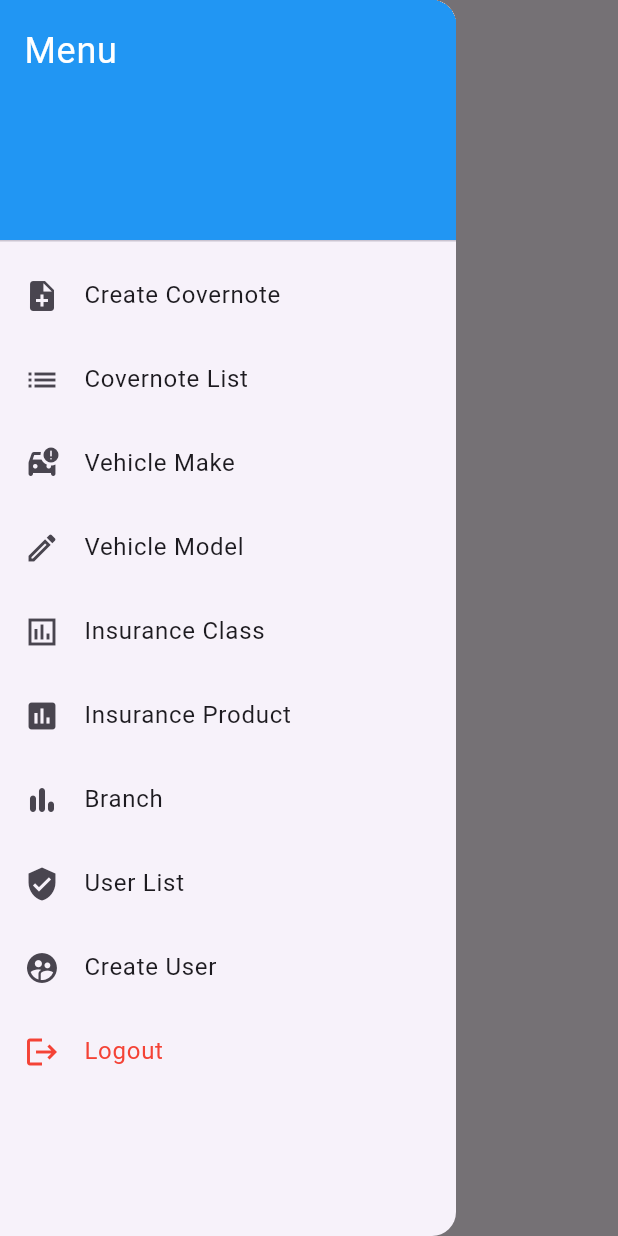
After one commit to spcodegen/coop-agent, a Flutter app: the Homescreenadmin screen opened directly, with the side drawer open, on a phone screen of 412 x 824 dp. The commit adds this screen. Run offline on Flutter 3.47's test engine with Material 3 defaults, Android fonts, the phone set to English and light mode, and no system bars; our stand-ins replace shared_preferences; accounts and stored records are empty.

Commit message:
create admin screen

```diff
--- a/lib/screens/HomeScreen.dart
+++ b/lib/screens/HomeScreen.dart
@@ -1,5 +1,5 @@
-import 'package:coop_agent/screens/CovernoteListScreen.dart';
-import 'package:coop_agent/screens/CreateCovernoteScreen.dart';
+import 'package:coop_agent/screens/salesPerson/CovernoteListScreen.dart';
+import 'package:coop_agent/screens/salesPerson/CreateCovernoteScreen.dart';
 import 'package:coop_agent/screens/login_screen.dart';
 import 'package:flutter/material.dart';
 import 'package:shared_preferences/shared_preferences.dart';
--- /dev/null
+++ b/lib/screens/HomeScreenAdmin.dart
@@ -0,0 +1,129 @@
+import 'package:coop_agent/screens/admin/BranchScreen.dart';
+import 'package:coop_agent/screens/admin/CovernoteListScreenAdmin.dart';
+import 'package:coop_agent/screens/admin/CreateCovernoteAdminScreen.dart';
+import 'package:coop_agent/screens/admin/CreateUserScreen.dart';
+import 'package:coop_agent/screens/admin/InsuranceClassScreen.dart';
+import 'package:coop_agent/screens/admin/InsuranceProductScreen.dart';
+import 'package:coop_agent/screens/admin/UserListScreen.dart';
+import 'package:coop_agent/screens/admin/VehicleMakeScreen.dart';
+import 'package:coop_agent/screens/admin/VehicleModelScreen.dart';
+import 'package:coop_agent/screens/login_screen.dart';
+import 'package:flutter/material.dart';
+import 'package:shared_preferences/shared_preferences.dart';
+
+class Homescreenadmin extends StatefulWidget {
+  const Homescreenadmin({super.key});
+
+  @override
+  State<Homescreenadmin> createState() => _HomescreenadminState();
+}
+
+class _HomescreenadminState extends State<Homescreenadmin> {
+  Widget _selectedScreen = const CovernotelistAdminScreen();
+  String _screenTitle = "Covernote List"; // ✅ Default title
+
+  void _setScreen(Widget screen, String title) {
+    setState(() {
+      _selectedScreen = screen;
+      _screenTitle = title;
+    });
+    Navigator.pop(context); // Close the drawer after selection
+  }
+
+  Future<void> _logout(BuildContext context) async {
+    SharedPreferences prefs = await SharedPreferences.getInstance();
+    await prefs.clear(); // ✅ Clears token and user data
+    print("🚀 User Logged Out!");
+
+    // Navigate to LoginScreen and remove all previous screens
+    Navigator.pushAndRemoveUntil(
+      context,
+      MaterialPageRoute(builder: (context) => const LoginScreen()),
+      (Route<dynamic> route) => false,
+    );
+  }
+
+  @override
+  Widget build(BuildContext context) {
+    return Scaffold(
+      appBar: AppBar(title: Text(_screenTitle)), // ✅ Dynamic title
+      drawer: Drawer(
+        child: ListView(
+          padding: EdgeInsets.zero,
+          children: [
+            const DrawerHeader(
+              decoration: BoxDecoration(color: Colors.blue),
+              child: Text(
+                'Menu',
+                style: TextStyle(color: Colors.white, fontSize: 24),
+              ),
+            ),
+            ListTile(
+              leading: const Icon(Icons.note_add),
+              title: const Text('Create Covernote'),
+              onTap: () => _setScreen(
+                  const Createcovernoteadminscreen(), "Create Covernote"),
+            ),
+            ListTile(
+              leading: const Icon(Icons.list),
+              title: const Text('Covernote List'),
+              onTap: () => _setScreen(
+                  const CovernotelistAdminScreen(), "Covernote List"),
+            ),
+            ListTile(
+              leading: const Icon(Icons.car_crash_rounded),
+              title: const Text('Vehicle Make'),
+              onTap: () =>
+                  _setScreen(const VehicleMakeScreen(), "Vehicle Make"),
+            ),
+            ListTile(
+              leading: const Icon(Icons.mode_edit_outline_outlined),
+              title: const Text('Vehicle Model'),
+              onTap: () =>
+                  _setScreen(const VehicleModelScreen(), "Vehicle Model"),
+            ),
+            ListTile(
+              leading: const Icon(Icons.insert_chart_outlined_sharp),
+              title: const Text('Insurance Class'),
+              onTap: () =>
+                  _setScreen(const InsuranceClassScreen(), "Insurance Class"),
+            ),
+            ListTile(
+              leading: const Icon(Icons.insert_chart),
+              title: const Text('Insurance Product'),
+              onTap: () => _setScreen(
+                  const InsuranceProductScreen(), "Insurance Product"),
+            ),
+            ListTile(
+              leading: const Icon(Icons.bar_chart_rounded),
+              title: const Text('Branch'),
+              onTap: () => _setScreen(const BranchScreen(), "Branch"),
+            ),
+            ListTile(
+              leading: const Icon(Icons.verified_user_sharp),
+              title: const Text('User List'),
+              onTap: () => _setScreen(const UserListScreen(), "User List"),
+            ),
+            ListTile(
+              leading: const Icon(Icons.supervised_user_circle),
+              title: const Text('Create User'),
+              onTap: () => _setScreen(const CreateUserScreen(), "Create User"),
+            ),
+            ListTile(
+              leading: const Icon(Icons.logout, color: Colors.red),
+              title: const Text(
+                'Logout',
+                style: TextStyle(color: Colors.red),
+              ),
+              onTap: () => _logout(context),
+            ),
+            SizedBox(
+              height: 15,
+            ),
+          ],
+        ),
+      ),
+      body: _selectedScreen,
+    );
+  }
+}
--- /dev/null
+++ b/lib/screens/admin/BranchScreen.dart
@@ -0,0 +1,19 @@
+import 'package:flutter/material.dart';
+
+class BranchScreen extends StatefulWidget {
+  const BranchScreen({super.key});
+
+  @override
+  State<BranchScreen> createState() => _BranchScreenState();
+}
+
+class _BranchScreenState extends State<BranchScreen> {
+  @override
+  Widget build(BuildContext context) {
+    return Scaffold(
+      body: Center(
+        child: Text("Branch"),
+      ),
+    );
+  }
+}
--- /dev/null
+++ b/lib/screens/admin/CovernoteListScreenAdmin.dart
@@ -0,0 +1,20 @@
+import 'package:flutter/material.dart';
+
+class CovernotelistAdminScreen extends StatefulWidget {
+  const CovernotelistAdminScreen({super.key});
+
+  @override
+  State<CovernotelistAdminScreen> createState() =>
+      _CovernotelistAdminScreenState();
+}
+
+class _CovernotelistAdminScreenState extends State<CovernotelistAdminScreen> {
+  @override
+  Widget build(BuildContext context) {
+    return Scaffold(
+      body: Center(
+        child: Text("Covernote List"),
+      ),
+    );
+  }
+}
--- /dev/null
+++ b/lib/screens/admin/CreateCovernoteAdminScreen.dart
@@ -0,0 +1,21 @@
+import 'package:flutter/material.dart';
+
+class Createcovernoteadminscreen extends StatefulWidget {
+  const Createcovernoteadminscreen({super.key});
+
+  @override
+  State<Createcovernoteadminscreen> createState() =>
+      _CreatecovernoteadminscreenState();
+}
+
+class _CreatecovernoteadminscreenState
+    extends State<Createcovernoteadminscreen> {
+  @override
+  Widget build(BuildContext context) {
+    return Scaffold(
+      body: Center(
+        child: Text("Create Covernote"),
+      ),
+    );
+  }
+}
--- /dev/null
+++ b/lib/screens/admin/CreateUserScreen.dart
@@ -0,0 +1,19 @@
+import 'package:flutter/material.dart';
+
+class CreateUserScreen extends StatefulWidget {
+  const CreateUserScreen({super.key});
+
+  @override
+  State<CreateUserScreen> createState() => _CreateUserScreenState();
+}
+
+class _CreateUserScreenState extends State<CreateUserScreen> {
+  @override
+  Widget build(BuildContext context) {
+    return Scaffold(
+      body: Center(
+        child: Text("Create User"),
+      ),
+    );
+  }
+}
--- /dev/null
+++ b/lib/screens/admin/InsuranceClassScreen.dart
@@ -0,0 +1,19 @@
+import 'package:flutter/material.dart';
+
+class InsuranceClassScreen extends StatefulWidget {
+  const InsuranceClassScreen({super.key});
+
+  @override
+  State<InsuranceClassScreen> createState() => _InsuranceClassScreenState();
+}
+
+class _InsuranceClassScreenState extends State<InsuranceClassScreen> {
+  @override
+  Widget build(BuildContext context) {
+    return Scaffold(
+      body: Center(
+        child: Text("Insurance Class"),
+      ),
+    );
+  }
+}
--- /dev/null
+++ b/lib/screens/admin/InsuranceProductScreen.dart
@@ -0,0 +1,19 @@
+import 'package:flutter/material.dart';
+
+class InsuranceProductScreen extends StatefulWidget {
+  const InsuranceProductScreen({super.key});
+
+  @override
+  State<InsuranceProductScreen> createState() => _InsuranceProductScreenState();
+}
+
+class _InsuranceProductScreenState extends State<InsuranceProductScreen> {
+  @override
+  Widget build(BuildContext context) {
+    return Scaffold(
+      body: Center(
+        child: Text("Insurance Product"),
+      ),
+    );
+  }
+}
--- /dev/null
+++ b/lib/screens/admin/UserListScreen.dart
@@ -0,0 +1,19 @@
+import 'package:flutter/material.dart';
+
+class UserListScreen extends StatefulWidget {
+  const UserListScreen({super.key});
+
+  @override
+  State<UserListScreen> createState() => _UserListScreenState();
+}
+
+class _UserListScreenState extends State<UserListScreen> {
+  @override
+  Widget build(BuildContext context) {
+    return Scaffold(
+      body: Center(
+        child: Text("User List"),
+      ),
+    );
+  }
+}
--- /dev/null
+++ b/lib/screens/admin/VehicleMakeScreen.dart
@@ -0,0 +1,19 @@
+import 'package:flutter/material.dart';
+
+class VehicleMakeScreen extends StatefulWidget {
+  const VehicleMakeScreen({super.key});
+
+  @override
+  State<VehicleMakeScreen> createState() => _VehicleMakeScreenState();
+}
+
+class _VehicleMakeScreenState extends State<VehicleMakeScreen> {
+  @override
+  Widget build(BuildContext context) {
+    return Scaffold(
+      body: Center(
+        child: Text("Vehicle Make"),
+      ),
+    );
+  }
+}
--- /dev/null
+++ b/lib/screens/admin/VehicleModelScreen.dart
@@ -0,0 +1,19 @@
+import 'package:flutter/material.dart';
+
+class VehicleModelScreen extends StatefulWidget {
+  const VehicleModelScreen({super.key});
+
+  @override
+  State<VehicleModelScreen> createState() => _VehicleModelScreenState();
+}
+
+class _VehicleModelScreenState extends State<VehicleModelScreen> {
+  @override
+  Widget build(BuildContext context) {
+    return Scaffold(
+      body: Center(
+        child: Text("Vehicle Model"),
+      ),
+    );
+  }
+}
```
Also changed, not shown: lib/screens/login_screen.dart (+8 -16 lines), lib/screens/salesPerson/CovernoteListScreen.dart (renamed from lib/screens/CovernoteListScreen.dart), lib/screens/salesPerson/CreateCovernoteScreen.dart (renamed from lib/screens/CreateCovernoteScreen.dart).
